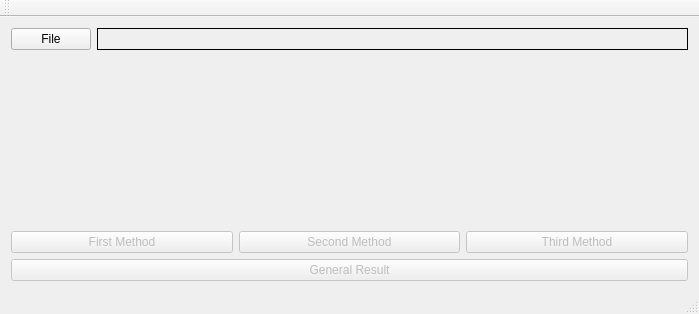
Old version of the form mainwindow.ui in the repository SVN93/MACSOS_lab1.
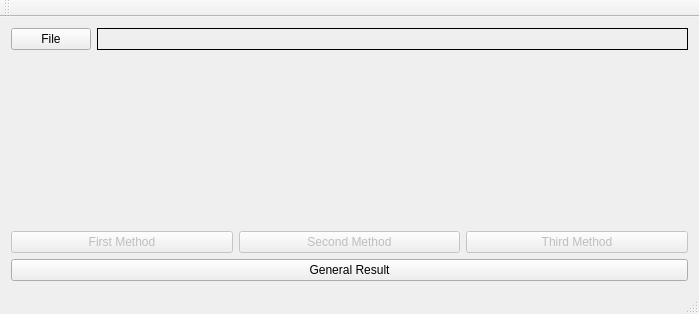
New version of the form.

Commit message: [Fix] Result method.

Diff of the .ui file:
```diff
--- a/mainwindow.ui
+++ b/mainwindow.ui
@@ -96,7 +96,7 @@
     <item row="4" column="0">
      <widget class="QPushButton" name="resultMethod">
       <property name="enabled">
-       <bool>false</bool>
+       <bool>true</bool>
       </property>
       <property name="text">
        <string>General Result</string>
```
The commit also changes 2 other files.
